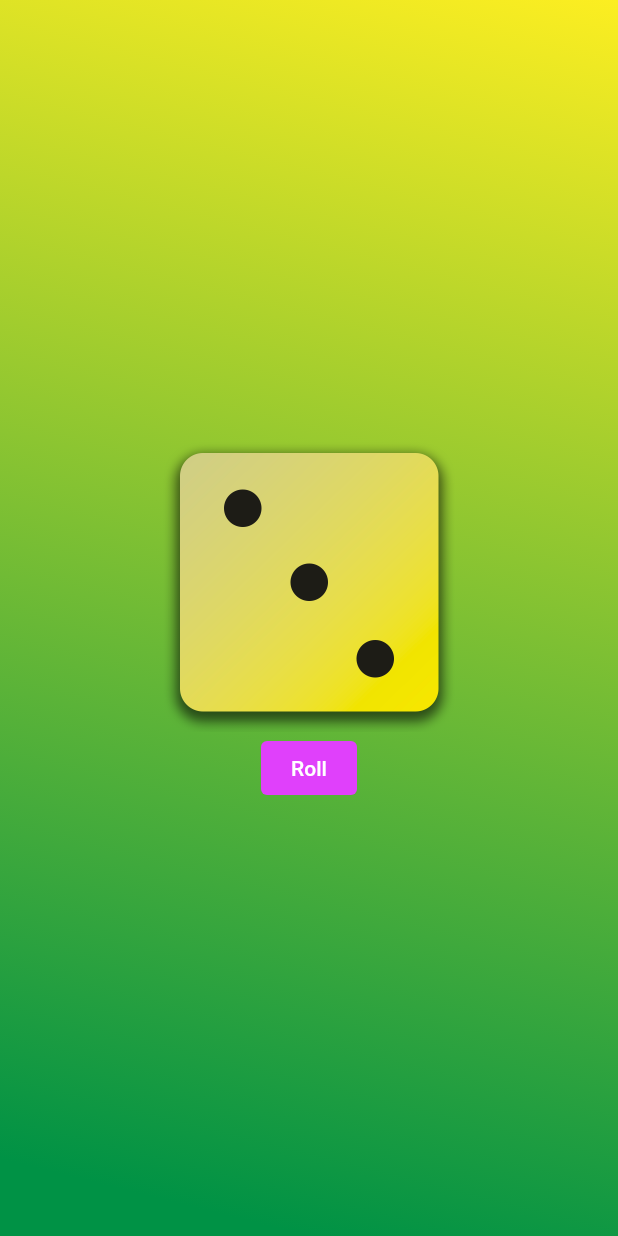
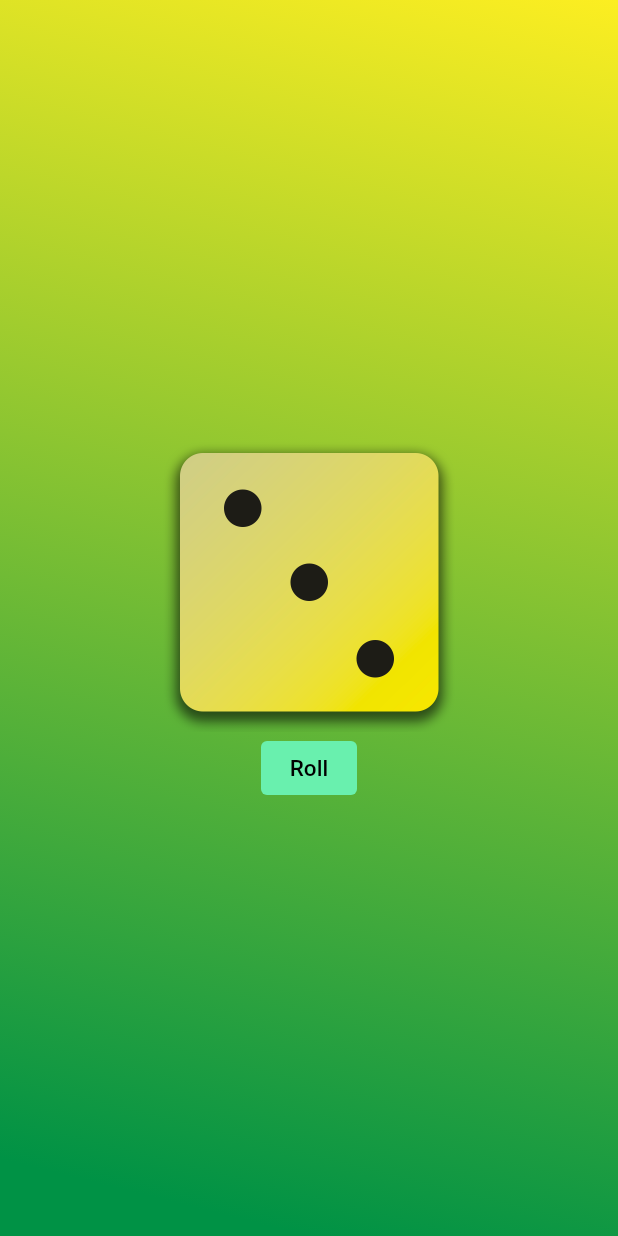
Before and after one commit to silverag2002/dice-roll-flutter, a Flutter app: the screen it shows after launch, on a phone screen of 412 x 824 dp. Run offline on Flutter 3.47's test engine with Material 2 defaults, Android fonts, the phone set to English and light mode, and no system bars.

Commit message:
minor changes

```diff
--- a/lib/column_stateful_widget.dart
+++ b/lib/column_stateful_widget.dart
@@ -34,8 +34,11 @@ class _ColumnWidgetState extends State<ColumnWidget> {
             onPressed: onPress,
             style: TextButton.styleFrom(
                 foregroundColor: Colors.white,
-                backgroundColor: Colors.purpleAccent),
-            child: const Text("Roll"))
+                backgroundColor: Colors.greenAccent),
+            child: const Text(
+              "Roll",
+              style: TextStyle(fontSize: 15, color: Colors.black),
+            ))
       ],
     );
   }
```
